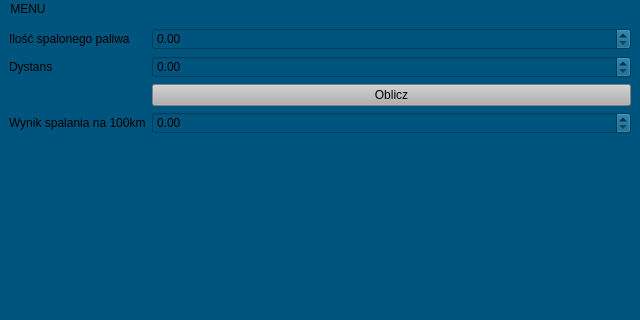
The window that mainwindow.ui (Pawlo14/KalkulatorSpalania) describes before a commit, drawn with Qt 5; both pictures show x 0 to 640 and y 0 to 320 of the 640 by 529 pixel window.
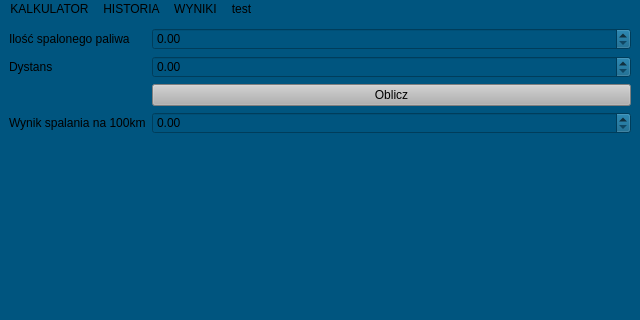
The same window after the commit.

```diff
--- a/mainwindow.ui
+++ b/mainwindow.ui
@@ -86,9 +86,9 @@
      <height>25</height>
     </rect>
    </property>
-   <widget class="QMenu" name="menuMENU">
+   <widget class="QMenu" name="menuHistoria">
     <property name="title">
-     <string>MENU</string>
+     <string>HISTORIA</string>
     </property>
     <addaction name="actionTEST"/>
     <addaction name="separator"/>
@@ -98,7 +98,28 @@
     <addaction name="separator"/>
     <addaction name="separator"/>
    </widget>
-   <addaction name="menuMENU"/>
+   <widget class="QMenu" name="menuWYNIKI">
+    <property name="title">
+     <string>WYNIKI</string>
+    </property>
+    <property name="separatorsCollapsible">
+     <bool>false</bool>
+    </property>
+   </widget>
+   <widget class="QMenu" name="menuKALKULATOR">
+    <property name="title">
+     <string>KALKULATOR</string>
+    </property>
+   </widget>
+   <widget class="QMenu" name="menutest">
+    <property name="title">
+     <string>test</string>
+    </property>
+   </widget>
+   <addaction name="menuKALKULATOR"/>
+   <addaction name="menuHistoria"/>
+   <addaction name="menuWYNIKI"/>
+   <addaction name="menutest"/>
   </widget>
   <widget class="QStatusBar" name="statusbar"/>
   <action name="actionTEST">
```
Left out of the diff: 72 changed lines with no effect on the pictures.
